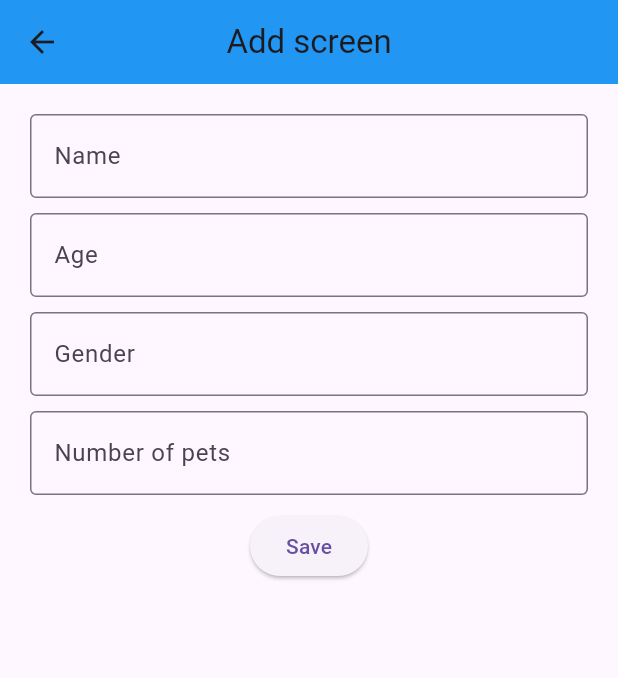
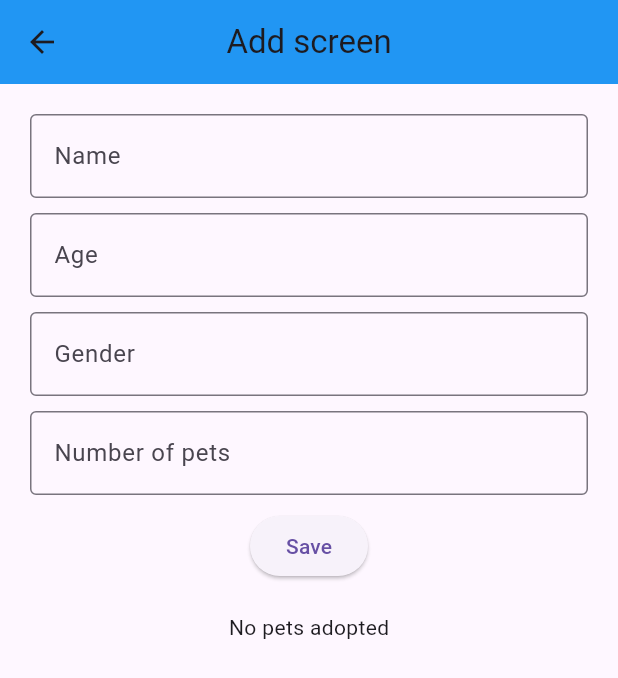
Before and after one commit to Roshandevelops/pet_app, a Flutter app: the AdoptionFormScreen screen opened directly, after a tap on "Save", on a phone screen of 412 x 824 dp. Shown: the top 678 px of the screen. Run offline on Flutter 3.47's test engine with Material 3 defaults, Android fonts, the phone set to English and light mode, and no system bars; our stand-ins replace hive_flutter; accounts and stored records are empty; network calls fail.

```diff
--- a/lib/model/adoption_model.dart
+++ b/lib/model/adoption_model/adoption_model.dart
@@ -1,18 +1,19 @@
 import 'package:hive_flutter/adapters.dart';
+part 'adoption_model.g.dart';
+
 
 @HiveType(typeId: 1)
 class AdoptionModel {
+  @HiveField(0)
+  final String? name;
 
   @HiveField(1)
-  final String? name;
+  final int? age;
 
   @HiveField(2)
-  final int? age;
+  final String? gender;
 
   @HiveField(3)
-  final String? gender;
-
-  @HiveField(4)
   final String? noOfPets;
 
   AdoptionModel({
--- a/lib/view/adoption_form/adoption_form_screen.dart
+++ b/lib/view/adoption_form/adoption_form_screen.dart
@@ -1,5 +1,9 @@
 import 'package:flutter/material.dart';
+import 'package:pet_app/controller/user_provider.dart';
+import 'package:pet_app/model/adoption_model/adoption_model.dart';
+import 'package:pet_app/model/pet_model.dart';
 import 'package:pet_app/widget/constants.dart';
+import 'package:provider/provider.dart';
 
 class AdoptionFormScreen extends StatefulWidget {
   const AdoptionFormScreen({super.key});
@@ -52,12 +56,77 @@ class _AdoptionFormScreenState extends State<AdoptionFormScreen> {
             ),
             kheight,
             ElevatedButton(
-              onPressed: () {},
+              onPressed: () async {
+                await addUserData();
+              },
               child: const Text("Save"),
-            )
+            ),
+            SizedBox(height: 20),
+            Expanded(
+                child: Consumer<UserProvider>(
+              builder: (context, userConsumer, child) => userConsumer
+                      .petAdoptionList.isNotEmpty
+                  ? ListView.builder(
+                      itemCount: userConsumer.petAdoptionList.length,
+                      itemBuilder: (context, index) {
+                        final pet = userConsumer.petAdoptionList[index];
+                        return Card(
+                            child: Column(
+                          crossAxisAlignment: CrossAxisAlignment.start,
+                          children: [
+                            Text(
+                              pet.name ?? 'No name',
+                            ),
+                            kheight,
+                            Row(
+                              mainAxisAlignment: MainAxisAlignment.spaceBetween,
+                              children: [
+                                Text('Age: ${pet.age}'),
+                                Text('Gender: ${pet.gender}'),
+                                Text('No.of Pets: ${pet.noOfPets}'),
+                              ],
+                            )
+                          ],
+                        ));
+                      },
+                    )
+                  : Text('No pets adopted'),
+            ))
           ],
         ),
       )),
     );
   }
+
+  Future<void> addUserData() async {
+    final name = nameController.text;
+    final age = ageController.text;
+    final gender = genderController.text;
+    final noOfPets = noOfPetsController.text;
+
+    if (name.isEmpty) {
+      return;
+    }
+
+    final ageParsed = int.tryParse(age);
+    if (ageParsed == null) {
+      return;
+    }
+    if (gender.isEmpty) {
+      return;
+    }
+    if (noOfPets.isEmpty) {
+      return;
+    }
+
+    final model = AdoptionModel(
+      name: name,
+      age: ageParsed,
+      gender: gender,
+      noOfPets: noOfPets,
+    );
+
+    await Provider.of<UserProvider>(context, listen: false)
+        .addAdoptionData(model);
+  }
 }
--- a/lib/view/home/home_screen.dart
+++ b/lib/view/home/home_screen.dart
@@ -15,7 +15,7 @@ class _HomeScreenState extends State<HomeScreen> {
   void initState() {
     WidgetsBinding.instance.addPostFrameCallback(
       (_) async {
-        await Provider.of<UserProvider>(context, listen: false).getData();
+        await Provider.of<UserProvider>(context, listen: false).getAllPets();
       },
     );
 
--- a/pubspec.yaml
+++ b/pubspec.yaml
@@ -33,6 +33,7 @@ dependencies:
   flutter:
     sdk: flutter
   hive_flutter: ^1.1.0
+  hive_generator: ^2.0.1
   http: ^1.4.0
   provider: ^6.1.5
 
```
Also changed, not shown: lib/controller/user_provider.dart (+18 -3 lines), lib/db/adoption_db.dart (added, +16 -0 lines), lib/main.dart (+6 -6 lines), lib/model/adoption_model/adoption_model.g.dart (added), pubspec.lock.
